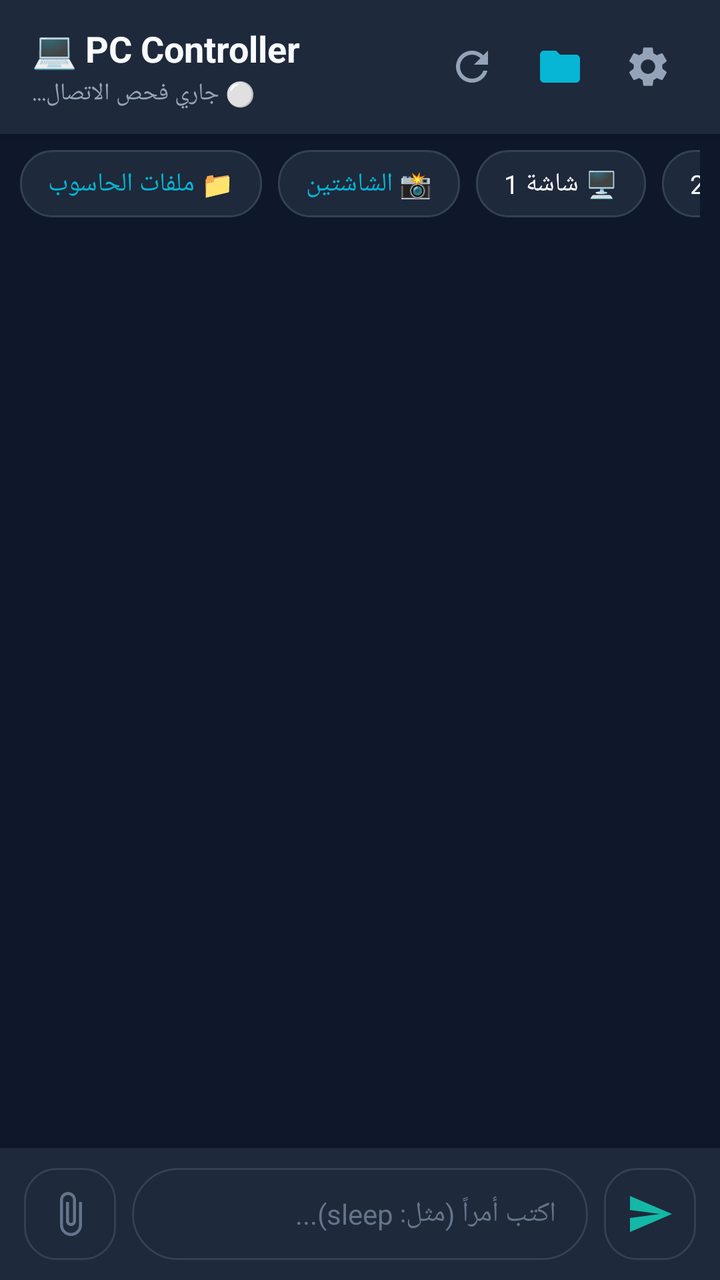
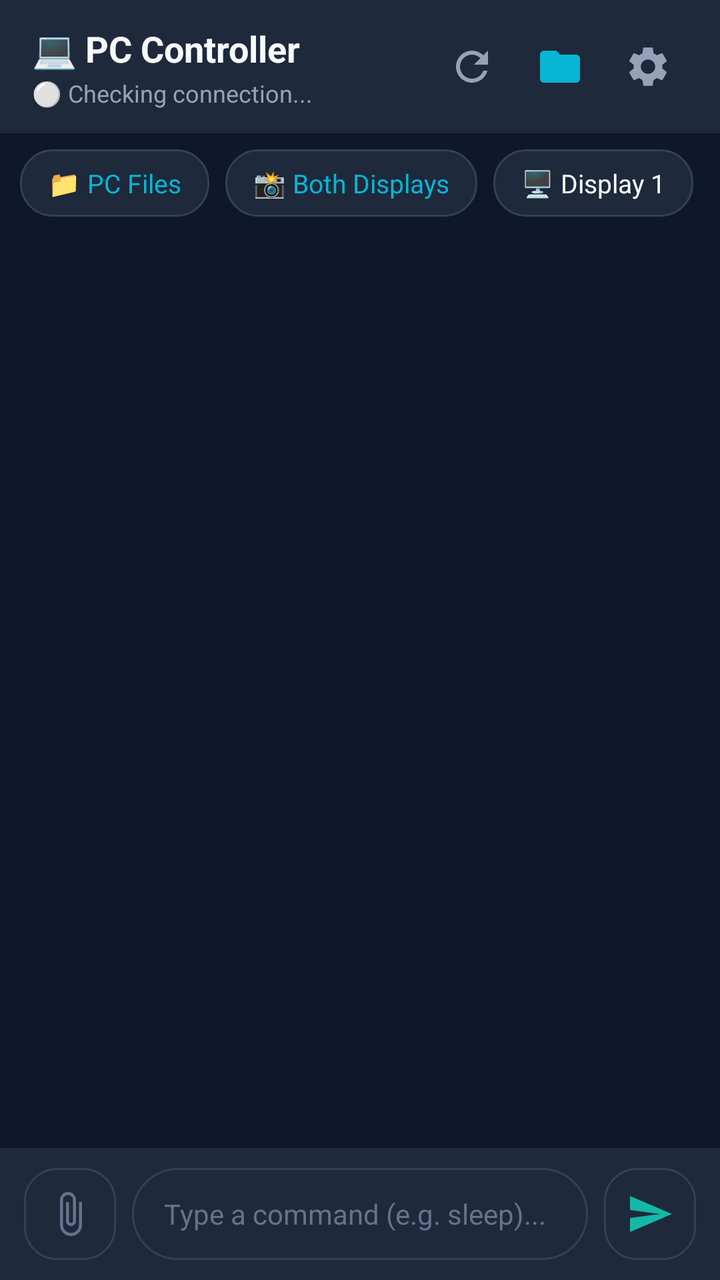

Screens rendered from an Android XML layout before and after an edit, with the pre-edit source and the edit as a unified diff.
<!-- AndroidManifest.xml: application theme Theme.PCRemote -->
<!-- res/layout/activity_main.xml -->
<?xml version="1.0" encoding="utf-8"?>
<androidx.constraintlayout.widget.ConstraintLayout xmlns:android="http://schemas.android.com/apk/res/android"
    xmlns:app="http://schemas.android.com/apk/res-auto"
    android:layout_width="match_parent"
    android:layout_height="match_parent"
    android:background="@color/bg_dark">

    
    <LinearLayout
        android:id="@+id/headerLayout"
        android:layout_width="match_parent"
        android:layout_height="wrap_content"
        android:background="@color/surface_dark"
        android:elevation="4dp"
        android:gravity="center_vertical"
        android:orientation="horizontal"
        android:paddingStart="16dp"
        android:paddingTop="12dp"
        android:paddingEnd="16dp"
        android:paddingBottom="12dp"
        app:layout_constraintTop_toTopOf="parent">

        <LinearLayout
            android:layout_width="0dp"
            android:layout_height="wrap_content"
            android:layout_weight="1"
            android:orientation="vertical">

            <TextView
                android:layout_width="wrap_content"
                android:layout_height="wrap_content"
                android:text="💻 PC Controller"
                android:textColor="@color/text_primary"
                android:textSize="18sp"
                android:textStyle="bold" />

            <TextView
                android:id="@+id/tvConnectionStatus"
                android:layout_width="wrap_content"
                android:layout_height="wrap_content"
                android:layout_marginTop="2dp"
                android:text="⚪ جاري فحص الاتصال..."
                android:textColor="@color/text_secondary"
                android:textSize="12sp" />
        </LinearLayout>

        <ImageButton
            android:id="@+id/btnRefresh"
            android:layout_width="40dp"
            android:layout_height="40dp"
            android:background="?attr/selectableItemBackgroundBorderless"
            android:contentDescription="Refresh"
            android:padding="8dp"
            android:src="@drawable/ic_refresh"
            app:tint="@color/text_secondary" />

        <ImageButton
            android:id="@+id/btnBrowseFiles"
            android:layout_width="40dp"
            android:layout_height="40dp"
            android:layout_marginStart="4dp"
            android:background="?attr/selectableItemBackgroundBorderless"
            android:contentDescription="Browse PC Files"
            android:padding="8dp"
            android:src="@drawable/ic_folder"
            app:tint="@color/accent" />

        <ImageButton
            android:id="@+id/btnSettings"
            android:layout_width="40dp"
            android:layout_height="40dp"
            android:layout_marginStart="4dp"
            android:background="?attr/selectableItemBackgroundBorderless"
            android:contentDescription="Settings"
            android:padding="8dp"
            android:src="@drawable/ic_settings"
            app:tint="@color/text_secondary" />

    </LinearLayout>

    
    <HorizontalScrollView
        android:id="@+id/quickActionsScroll"
        android:layout_width="match_parent"
        android:layout_height="wrap_content"
        android:background="@color/bg_dark"
        android:paddingStart="10dp"
        android:paddingTop="8dp"
        android:paddingEnd="10dp"
        android:paddingBottom="8dp"
        android:scrollbars="none"
        app:layout_constraintTop_toBottomOf="@id/headerLayout">

        <LinearLayout
            android:id="@+id/quickActionsLayout"
            android:layout_width="wrap_content"
            android:layout_height="wrap_content"
            android:gravity="center_vertical"
            android:orientation="horizontal">

            <TextView
                android:id="@+id/chipBrowseFiles"
                android:layout_width="wrap_content"
                android:layout_height="wrap_content"
                android:layout_marginEnd="8dp"
                android:background="@drawable/bg_chip"
                android:clickable="true"
                android:focusable="true"
                android:text="📁 ملفات الحاسوب"
                android:textColor="@color/accent"
                android:textSize="13sp" />

            <TextView
                android:id="@+id/chipScreenshotAll"
                android:layout_width="wrap_content"
                android:layout_height="wrap_content"
                android:layout_marginEnd="8dp"
                android:background="@drawable/bg_chip"
                android:clickable="true"
                android:focusable="true"
                android:text="📸 الشاشتين"
                android:textColor="@color/accent"
                android:textSize="13sp" />

            <TextView
                android:id="@+id/chipScreenshot1"
                android:layout_width="wrap_content"
                android:layout_height="wrap_content"
                android:layout_marginEnd="8dp"
                android:background="@drawable/bg_chip"
                android:clickable="true"
                android:focusable="true"
                android:text="🖥️ شاشة 1"
                android:textColor="@color/text_primary"
                android:textSize="13sp" />

            <TextView
                android:id="@+id/chipScreenshot2"
                android:layout_width="wrap_content"
                android:layout_height="wrap_content"
                android:layout_marginEnd="8dp"
                android:background="@drawable/bg_chip"
                android:clickable="true"
                android:focusable="true"
                android:text="🖥️ شاشة 2"
                android:textColor="@color/text_primary"
                android:textSize="13sp" />

            <TextView
                android:id="@+id/chipMessi"
                android:layout_width="wrap_content"
                android:layout_height="wrap_content"
                android:layout_marginEnd="8dp"
                android:background="@drawable/bg_chip"
                android:clickable="true"
                android:focusable="true"
                android:text="🐐 Messi"
                android:textColor="@color/accent"
                android:textSize="13sp" />

            <TextView
                android:id="@+id/chipRain"
                android:layout_width="wrap_content"
                android:layout_height="wrap_content"
                android:layout_marginEnd="8dp"
                android:background="@drawable/bg_chip"
                android:clickable="true"
                android:focusable="true"
                android:text="🌧️ Rain 15m"
                android:textColor="@color/text_primary"
                android:textSize="13sp" />

            <TextView
                android:id="@+id/chipRainMin"
                android:layout_width="wrap_content"
                android:layout_height="wrap_content"
                android:layout_marginEnd="8dp"
                android:background="@drawable/bg_chip"
                android:clickable="true"
                android:focusable="true"
                android:text="🖥️ Rain Min"
                android:textColor="@color/text_primary"
                android:textSize="13sp" />

            <TextView
                android:id="@+id/chipSoundSlider"
                android:layout_width="wrap_content"
                android:layout_height="wrap_content"
                android:layout_marginEnd="8dp"
                android:background="@drawable/bg_chip"
                android:clickable="true"
                android:focusable="true"
                android:text="🎚️ شريط الصوت"
                android:textColor="@color/accent"
                android:textSize="13sp" />

            <TextView
                android:id="@+id/chipVol15"
                android:layout_width="wrap_content"
                android:layout_height="wrap_content"
                android:layout_marginEnd="8dp"
                android:background="@drawable/bg_chip"
                android:clickable="true"
                android:focusable="true"
                android:text="🔊 15%"
                android:textColor="@color/text_primary"
                android:textSize="13sp" />

            <TextView
                android:id="@+id/chipVol25"
                android:layout_width="wrap_content"
                android:layout_height="wrap_content"
                android:layout_marginEnd="8dp"
                android:background="@drawable/bg_chip"
                android:clickable="true"
                android:focusable="true"
                android:text="🔊 25%"
                android:textColor="@color/text_primary"
                android:textSize="13sp" />

            <TextView
                android:id="@+id/chipVol40"
                android:layout_width="wrap_content"
                android:layout_height="wrap_content"
                android:layout_marginEnd="8dp"
                android:background="@drawable/bg_chip"
                android:clickable="true"
                android:focusable="true"
                android:text="🔊 40%"
                android:textColor="@color/text_primary"
                android:textSize="13sp" />

            <TextView
                android:id="@+id/chipMute"
                android:layout_width="wrap_content"
                android:layout_height="wrap_content"
                android:layout_marginEnd="8dp"
                android:background="@drawable/bg_chip"
                android:clickable="true"
                android:focusable="true"
                android:text="🔇 Mute"
                android:textColor="@color/text_primary"
                android:textSize="13sp" />

            <TextView
                android:id="@+id/chipSleep"
                android:layout_width="wrap_content"
                android:layout_height="wrap_content"
                android:layout_marginEnd="8dp"
                android:background="@drawable/bg_chip"
                android:clickable="true"
                android:focusable="true"
                android:text="💤 Sleep"
                android:textColor="@color/text_primary"
                android:textSize="13sp" />

            <TextView
                android:id="@+id/chipLock"
                android:layout_width="wrap_content"
                android:layout_height="wrap_content"
                android:layout_marginEnd="8dp"
                android:background="@drawable/bg_chip"
                android:clickable="true"
                android:focusable="true"
                android:text="🔒 Lock"
                android:textColor="@color/text_primary"
                android:textSize="13sp" />

            <TextView
                android:id="@+id/chipStatus"
                android:layout_width="wrap_content"
                android:layout_height="wrap_content"
                android:layout_marginEnd="8dp"
                android:background="@drawable/bg_chip"
                android:clickable="true"
                android:focusable="true"
                android:text="ℹ️ Status"
                android:textColor="@color/text_primary"
                android:textSize="13sp" />

            <TextView
                android:id="@+id/chipCancel"
                android:layout_width="wrap_content"
                android:layout_height="wrap_content"
                android:layout_marginEnd="8dp"
                android:background="@drawable/bg_chip"
                android:clickable="true"
                android:focusable="true"
                android:text="🛑 Stop"
                android:textColor="@color/text_primary"
                android:textSize="13sp" />

            <TextView
                android:id="@+id/chipRestart"
                android:layout_width="wrap_content"
                android:layout_height="wrap_content"
                android:layout_marginEnd="8dp"
                android:background="@drawable/bg_chip"
                android:clickable="true"
                android:focusable="true"
                android:text="🔄 Restart"
                android:textColor="@color/text_primary"
                android:textSize="13sp" />

            <TextView
                android:id="@+id/chipShutdown"
                android:layout_width="wrap_content"
                android:layout_height="wrap_content"
                android:background="@drawable/bg_chip"
                android:clickable="true"
                android:focusable="true"
                android:text="⚠️ Shutdown"
                android:textColor="#F87171"
                android:textSize="13sp" />

        </LinearLayout>
    </HorizontalScrollView>

    
    <androidx.recyclerview.widget.RecyclerView
        android:id="@+id/rvMessages"
        android:layout_width="match_parent"
        android:layout_height="0dp"
        android:clipToPadding="false"
        android:paddingTop="8dp"
        android:paddingBottom="8dp"
        app:layout_constraintBottom_toTopOf="@id/bottomInputLayout"
        app:layout_constraintTop_toBottomOf="@id/quickActionsScroll" />

    
    <LinearLayout
        android:id="@+id/bottomInputLayout"
        android:layout_width="match_parent"
        android:layout_height="wrap_content"
        android:background="@color/surface_dark"
        android:elevation="8dp"
        android:gravity="center_vertical"
        android:orientation="horizontal"
        android:paddingStart="12dp"
        android:paddingTop="10dp"
        android:paddingEnd="12dp"
        android:paddingBottom="10dp"
        app:layout_constraintBottom_toBottomOf="parent">

        <ImageButton
            android:id="@+id/btnAttach"
            android:layout_width="46dp"
            android:layout_height="46dp"
            android:layout_marginEnd="8dp"
            android:background="@drawable/bg_chip"
            android:contentDescription="Attach File"
            android:padding="11dp"
            android:src="@drawable/ic_attach"
            app:tint="@color/text_muted" />

        <EditText
            android:id="@+id/etCommand"
            android:layout_width="0dp"
            android:layout_height="46dp"
            android:layout_weight="1"
            android:background="@drawable/bg_input"
            android:hint="@string/type_a_command"
            android:imeOptions="actionSend"
            android:inputType="text"
            android:paddingStart="16dp"
            android:paddingEnd="16dp"
            android:textColor="@color/text_primary"
            android:textColorHint="@color/text_muted"
            android:textSize="14sp" />

        <ImageButton
            android:id="@+id/btnSend"
            android:layout_width="46dp"
            android:layout_height="46dp"
            android:layout_marginStart="8dp"
            android:background="@drawable/bg_chip"
            android:contentDescription="Send"
            android:padding="11dp"
            android:src="@drawable/ic_send"
            app:tint="@color/primary_light" />

    </LinearLayout>

</androidx.constraintlayout.widget.ConstraintLayout>
<!-- resources referenced by this layout -->
<resources>
  <color name="accent">#06B6D4</color>
  <color name="bg_dark">#0F172A</color>
  <color name="primary_light">#14B8A6</color>
  <color name="surface_dark">#1E293B</color>
  <color name="text_muted">#64748B</color>
  <color name="text_primary">#F8FAFC</color>
  <color name="text_secondary">#94A3B8</color>
  <!-- drawable bg_chip (drawable) -->
  <?xml version="1.0" encoding="utf-8"?>
  <ripple xmlns:android="http://schemas.android.com/apk/res/android"
      android:color="@color/primary_light">
      <item>
          <shape>
              <solid android:color="@color/surface_dark" />
              <stroke android:width="1dp" android:color="@color/surface_variant" />
              <corners android:radius="16dp" />
              <padding
                  android:left="14dp"
                  android:top="8dp"
                  android:right="14dp"
                  android:bottom="8dp" />
          </shape>
      </item>
  </ripple>
  <!-- drawable bg_input (drawable) -->
  <?xml version="1.0" encoding="utf-8"?>
  <shape xmlns:android="http://schemas.android.com/apk/res/android">
      <solid android:color="@color/surface_dark" />
      <stroke android:width="1dp" android:color="@color/surface_variant" />
      <corners android:radius="24dp" />
  </shape>
  <!-- drawable ic_attach (drawable) -->
  <vector xmlns:android="http://schemas.android.com/apk/res/android"
      android:width="24dp"
      android:height="24dp"
      android:viewportWidth="24"
      android:viewportHeight="24">
    <path
        android:fillColor="#FFFFFFFF"
        android:pathData="M16.5,6v11.5c0,2.21 -1.79,4 -4,4s-4,-1.79 -4,-4V5c0,-1.38 1.12,-2.5 2.5,-2.5s2.5,1.12 2.5,2.5v10.5c0,0.55 -0.45,1 -1,1s-1,-0.45 -1,-1V6H10v9.5c0,1.38 1.12,2.5 2.5,2.5s2.5,-1.12 2.5,-2.5V5c0,-2.21 -1.79,-4 -4,-4S7,2.79 7,5v12.5c0,3.04 2.46,5.5 5.5,5.5s5.5,-2.46 5.5,-5.5V6h-1.5z"/>
  </vector>
  <!-- drawable ic_folder (drawable) -->
  <vector xmlns:android="http://schemas.android.com/apk/res/android"
      android:width="24dp"
      android:height="24dp"
      android:viewportWidth="24"
      android:viewportHeight="24">
    <path
        android:fillColor="#FFFFFFFF"
        android:pathData="M10,4H4c-1.1,0 -1.99,0.9 -1.99,2L2,18c0,1.1 0.9,2 2,2h16c1.1,0 2,-0.9 2,-2V8c0,-1.1 -0.9,-2 -2,-2h-8l-2,-2z"/>
  </vector>
  <!-- drawable ic_refresh (drawable) -->
  <vector xmlns:android="http://schemas.android.com/apk/res/android"
      android:width="24dp"
      android:height="24dp"
      android:viewportWidth="24"
      android:viewportHeight="24">
    <path
        android:fillColor="@color/text_primary"
        android:pathData="M17.65,6.35C16.2,4.9 14.21,4 12,4c-4.42,0 -7.99,3.58 -7.99,8s3.57,8 7.99,8c3.73,0 6.84,-2.55 7.73,-6h-2.08c-0.82,2.33 -3.04,4 -5.65,4 -3.31,0 -6,-2.69 -6,-6s2.69,-6 6,-6c1.66,0 3.14,0.69 4.22,1.78L13,11h7V4l-2.35,2.35z"/>
  </vector>
  <!-- drawable ic_send (drawable) -->
  <vector xmlns:android="http://schemas.android.com/apk/res/android"
      android:width="24dp"
      android:height="24dp"
      android:viewportWidth="24"
      android:viewportHeight="24">
    <path
        android:fillColor="@color/text_primary"
        android:pathData="M2.01,21L23,12 2.01,3 2,10l15,2 -15,2z"/>
  </vector>
  <string name="type_a_command">اكتب أمراً (مثل: sleep)...</string>
  <style name="Theme.PCRemote" parent="Theme.MaterialComponents.DayNight.NoActionBar">
          
          <item name="colorPrimary">@color/primary</item>
          <item name="colorPrimaryVariant">@color/primary_dark</item>
          <item name="colorOnPrimary">@color/text_primary</item>
          
          <item name="colorSecondary">@color/accent</item>
          <item name="colorSecondaryVariant">@color/accent</item>
          <item name="colorOnSecondary">@color/text_primary</item>
          
          <item name="android:statusBarColor">@color/bg_dark</item>
          <item name="android:windowBackground">@color/bg_dark</item>
      </style>
  <color name="surface_variant">#334155</color>
  <color name="primary">#0D9488</color>
  <color name="primary_dark">#0F766E</color>
  <!-- unchanged entries left out for length: 1 -->
</resources>

<!-- the commit's change to res/layout/activity_main.xml (unified diff, before → after) -->
@@ -39,7 +39,7 @@
                 android:layout_width="wrap_content"
                 android:layout_height="wrap_content"
                 android:layout_marginTop="2dp"
-                android:text="⚪ جاري فحص الاتصال..."
+                android:text="⚪ Checking connection..."
                 android:textColor="@color/text_secondary"
                 android:textSize="12sp" />
         </LinearLayout>
@@ -106,7 +106,7 @@
                 android:background="@drawable/bg_chip"
                 android:clickable="true"
                 android:focusable="true"
-                android:text="📁 ملفات الحاسوب"
+                android:text="📁 PC Files"
                 android:textColor="@color/accent"
                 android:textSize="13sp" />
 
@@ -118,7 +118,7 @@
                 android:background="@drawable/bg_chip"
                 android:clickable="true"
                 android:focusable="true"
-                android:text="📸 الشاشتين"
+                android:text="📸 Both Displays"
                 android:textColor="@color/accent"
                 android:textSize="13sp" />
 
@@ -130,7 +130,7 @@
                 android:background="@drawable/bg_chip"
                 android:clickable="true"
                 android:focusable="true"
-                android:text="🖥️ شاشة 1"
+                android:text="🖥️ Display 1"
                 android:textColor="@color/text_primary"
                 android:textSize="13sp" />
 
@@ -142,7 +142,7 @@
                 android:background="@drawable/bg_chip"
                 android:clickable="true"
                 android:focusable="true"
-                android:text="🖥️ شاشة 2"
+                android:text="🖥️ Display 2"
                 android:textColor="@color/text_primary"
                 android:textSize="13sp" />
 
@@ -190,7 +190,7 @@
                 android:background="@drawable/bg_chip"
                 android:clickable="true"
                 android:focusable="true"
-                android:text="🎚️ شريط الصوت"
+                android:text="🎚️ Volume Slider"
                 android:textColor="@color/accent"
                 android:textSize="13sp" />
 
<!-- resource entries referenced after the edit -->
@@ -71,7 +71,7 @@
         android:fillColor="@color/text_primary"
         android:pathData="M2.01,21L23,12 2.01,3 2,10l15,2 -15,2z"/>
   </vector>
-  <string name="type_a_command">اكتب أمراً (مثل: sleep)...</string>
+  <string name="type_a_command">Type a command (e.g. sleep)...</string>
   <style name="Theme.PCRemote" parent="Theme.MaterialComponents.DayNight.NoActionBar">
           
           <item name="colorPrimary">@color/primary</item>
